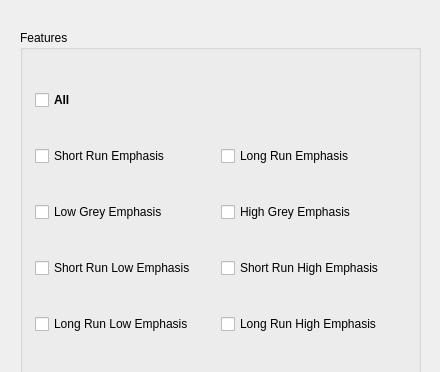
Old version of the form platform/popup_GLRLM.ui in the repository Jiwon-Hwang/Radiomics-Feature-Extraction; both pictures show x 0 to 440 and y 0 to 372 of the 440 by 770 pixel window.
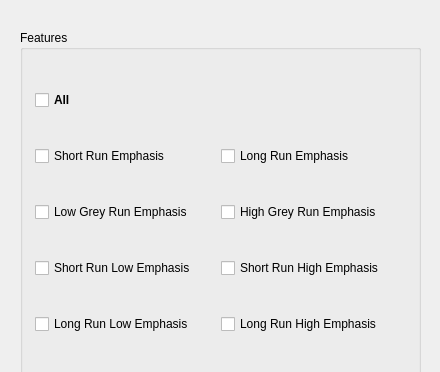
New version of the form.

The edit to the form file:
```diff
--- a/platform/popup_GLRLM.ui
+++ b/platform/popup_GLRLM.ui
@@ -91,7 +91,7 @@
        <bool>true</bool>
       </property>
       <property name="text">
-       <string>Low Grey Emphasis</string>
+       <string>Low Grey Run Emphasis</string>
       </property>
      </widget>
     </item>
@@ -337,7 +337,7 @@
        <bool>true</bool>
       </property>
       <property name="text">
-       <string>High Grey Emphasis</string>
+       <string>High Grey Run Emphasis</string>
       </property>
       <property name="checked">
        <bool>false</bool>
```
Left out of the diff: 4 changed lines with no effect on the pictures.
